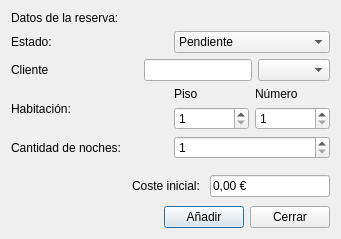
First picture: the form in Componentes_Visuales/Ventana_Nueva_Reserva/aniadirreserva.ui, repository Dennis-Villa/Gestor_Hotelero, before the edit.
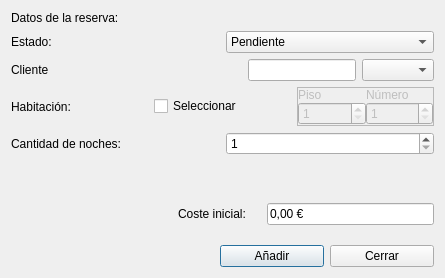
Second picture: the form after the edit.

```diff
--- a/Componentes_Visuales/Ventana_Nueva_Reserva/aniadirreserva.ui
+++ b/Componentes_Visuales/Ventana_Nueva_Reserva/aniadirreserva.ui
@@ -6,8 +6,8 @@
    <rect>
     <x>0</x>
     <y>0</y>
-    <width>341</width>
-    <height>239</height>
+    <width>445</width>
+    <height>278</height>
    </rect>
   </property>
   <property name="windowTitle">
@@ -91,6 +91,40 @@
       </widget>
      </item>
      <item>
+      <widget class="QCheckBox" name="checkBoxHabitacion">
+       <property name="text">
+        <string>Seleccionar</string>
+       </property>
+      </widget>
+     </item>
+     <item>
+      <widget class="QFrame" name="frameHabitacion">
+       <property name="enabled">
+        <bool>false</bool>
+       </property>
+       <property name="frameShape">
+        <enum>QFrame::Shape::StyledPanel</enum>
+       </property>
+       <property name="frameShadow">
+        <enum>QFrame::Shadow::Raised</enum>
+       </property>
+       <layout class="QVBoxLayout" name="verticalLayout_2">
+        <property name="spacing">
+         <number>0</number>
+        </property>
+        <property name="leftMargin">
+         <number>0</number>
+        </property>
+        <property name="topMargin">
+         <number>0</number>
+        </property>
+        <property name="rightMargin">
+         <number>0</number>
+        </property>
+        <property name="bottomMargin">
+         <number>0</number>
+        </property>
+        <item>
       <layout class="QGridLayout" name="gridLayout">
        <item row="1" column="0">
         <widget class="QSpinBox" name="spinBoxPiso">
@@ -121,6 +155,9 @@
         </widget>
        </item>
       </layout>
+        </item>
+       </layout>
+      </widget>
      </item>
     </layout>
    </item>
```
Lines whose indentation alone changed are shown as unchanged.
